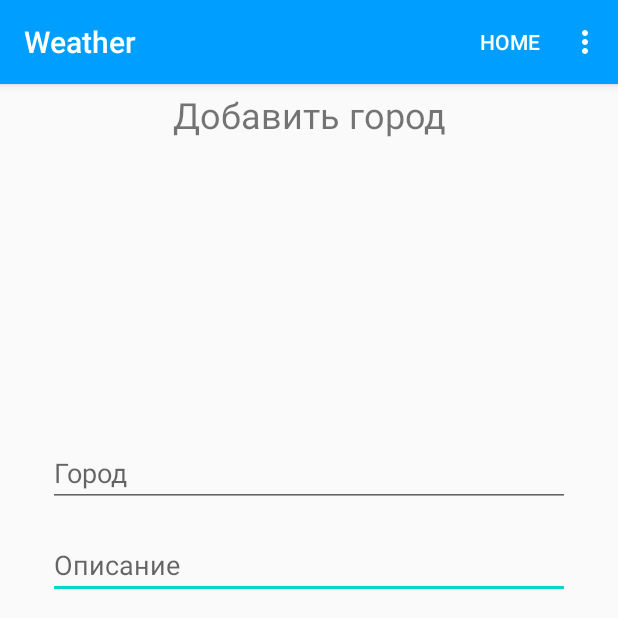
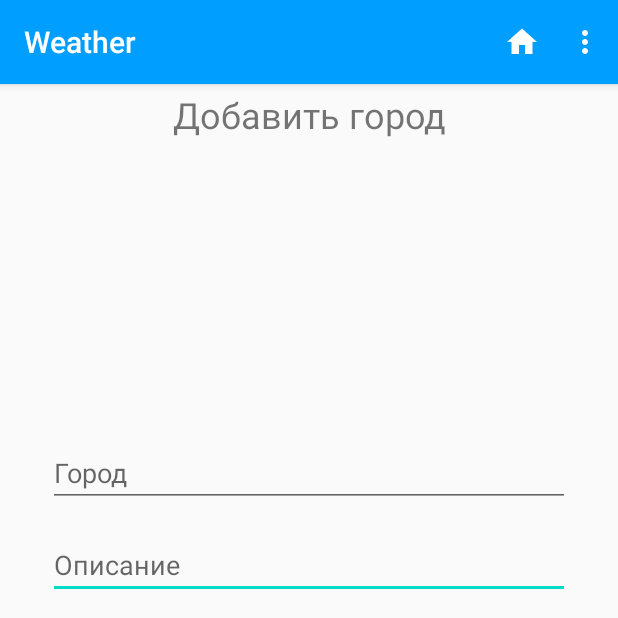
Before and after one commit to AleksKirienko/shift_stream, an Android app: the AddCityActivity screen opened directly, with no data from a screen before it, after a tap on "СОХРАНИТЬ", on a phone screen of 412 x 824 dp, the top half of it. Run offline under Robolectric (Android 15) with nearby library versions, the phone set to English and light mode, and no system bars.

Commit message:
Add home icon for menu and files for addCity

```diff
--- a/app/build.gradle
+++ b/app/build.gradle
@@ -37,6 +37,7 @@ android {
 dependencies {
     implementation fileTree(dir: "libs", include: ["*.jar"])
     implementation 'com.google.android.material:material:1.1.0'
+    implementation 'androidx.mediarouter:mediarouter:1.1.0'
 
     def lifecycle_version = "2.2.0"
     implementation "androidx.lifecycle:lifecycle-viewmodel-ktx:$lifecycle_version"
--- a/app/src/main/AndroidManifest.xml
+++ b/app/src/main/AndroidManifest.xml
@@ -11,8 +11,8 @@
         android:roundIcon="@mipmap/ic_launcher_round"
         android:supportsRtl="true"
         android:theme="@style/AppTheme">
-        <activity android:name=".feature.weather.details.presentation.UpdateCityActivity"></activity>
-        <activity android:name=".feature.weather.cities.presentation.AddCityActivity"></activity>
+        <activity android:name=".feature.weather.update.UpdateCityActivity"></activity>
+        <activity android:name=".feature.weather.add.presentation.AddCityActivity"></activity>
         <activity android:name=".feature.weather.details.presentation.CityDetailActivity" />
         <activity android:name=".feature.weather.cities.presentation.CitiesActivity" />
         <activity android:name=".feature.main.presentation.MainActivity">
--- /dev/null
+++ b/app/src/main/java/shift/cft/weather/feature/weather/add/data/AddCityApi.kt
@@ -0,0 +1,9 @@
+package shift.cft.weather.feature.weather.add.data
+
+import retrofit2.http.POST
+import shift.cft.common.CreateCityDto
+
+interface AddCityApi {
+    @POST("/cities")
+    suspend fun addCity(createCityDto: CreateCityDto)
+}
--- /dev/null
+++ b/app/src/main/java/shift/cft/weather/feature/weather/add/data/NetworkAddCityDataSource.kt
@@ -0,0 +1,13 @@
+package shift.cft.weather.feature.weather.add.data
+
+interface NetworkAddCityDataSource {
+    suspend fun addCity()
+}
+
+class NetworkAddCityDataSourceImpl(private val api: AddCityApi) : NetworkAddCityDataSource {
+
+    override suspend fun addCity() {
+//        api.addCity()
+    }
+
+}
--- /dev/null
+++ b/app/src/main/java/shift/cft/weather/feature/weather/add/di/AddCityViewModelFactory.kt
@@ -0,0 +1,42 @@
+package shift.cft.weather.feature.weather.add.di
+
+import androidx.lifecycle.ViewModel
+import androidx.lifecycle.ViewModelProvider
+import okhttp3.OkHttpClient
+import okhttp3.logging.HttpLoggingInterceptor
+import retrofit2.Retrofit
+import retrofit2.converter.gson.GsonConverterFactory
+import shift.cft.weather.feature.weather.add.data.AddCityApi
+import shift.cft.weather.feature.weather.add.domain.AddCityUseCase
+import shift.cft.weather.feature.weather.add.presentation.AddCityViewModel
+import shift.cft.weather.feature.weather.cities.data.CitiesApi
+import shift.cft.weather.feature.weather.cities.data.CitiesRepositoryImpl
+import shift.cft.weather.feature.weather.cities.data.NetworkWeatherDataSourceImpl
+
+class AddCityViewModelFactory : ViewModelProvider.Factory {
+    override fun <T : ViewModel?> create(modelClass: Class<T>): T {
+
+        if (modelClass == AddCityViewModel::class.java) {
+
+            val interceptor = HttpLoggingInterceptor()
+            interceptor.level = HttpLoggingInterceptor.Level.BODY
+            val client = OkHttpClient.Builder()
+                .addInterceptor(interceptor)
+                .build()
+            val retrofit = Retrofit.Builder()
+                .baseUrl("https://shift-weather-back.herokuapp.com/")
+                .addConverterFactory(GsonConverterFactory.create())
+                .client(client)
+                .build()
+
+            val api = retrofit.create(AddCityApi::class.java)
+
+//            val networkDataSource = NetworkWeatherDataSourceImpl(api)
+//            val citiesRepository = CitiesRepositoryImpl(networkDataSource)
+            val addCityUseCase = AddCityUseCase()
+            return AddCityViewModel(addCityUseCase) as T
+        } else {
+            error("Unexpected class $modelClass")
+        }
+    }
+}
--- /dev/null
+++ b/app/src/main/java/shift/cft/weather/feature/weather/add/domain/AddCityUseCase.kt
@@ -0,0 +1,11 @@
+package shift.cft.weather.feature.weather.add.domain
+
+import kotlinx.coroutines.delay
+
+class AddCityUseCase {
+
+    suspend operator fun invoke(title: String, description: String, temperature: String) {
+        delay(3000)
+    }
+
+}
--- a/app/src/main/java/shift/cft/weather/feature/weather/cities/presentation/AddCityActivity.kt
+++ b/app/src/main/java/shift/cft/weather/feature/weather/add/presentation/AddCityActivity.kt
@@ -1,4 +1,4 @@
-package shift.cft.weather.feature.weather.cities.presentation
+package shift.cft.weather.feature.weather.add.presentation
 
 import android.content.Intent
 import androidx.appcompat.app.AppCompatActivity
@@ -6,15 +6,23 @@ import android.os.Bundle
 import android.view.Menu
 import android.view.MenuItem
 import android.widget.Toast
+import androidx.activity.viewModels
+import androidx.core.view.isVisible
+import androidx.lifecycle.Observer
 import kotlinx.android.synthetic.main.activity_add_city.*
 import shift.cft.weather.R
 import shift.cft.weather.feature.main.presentation.MainActivity
+import shift.cft.weather.feature.weather.add.di.AddCityViewModelFactory
+import shift.cft.weather.feature.weather.cities.presentation.CitiesActivity
 
 class AddCityActivity : AppCompatActivity() {
 
     private var createTitle: String? = null
     private var createDescription: String? = null
     private var createTemperature: String? = null
+    private val viewModel: AddCityViewModel by viewModels {
+        AddCityViewModelFactory()
+    }
 
     override fun onCreate(savedInstanceState: Bundle?) {
         super.onCreate(savedInstanceState)
@@ -22,9 +30,11 @@ class AddCityActivity : AppCompatActivity() {
 
         saveButton.setOnClickListener {
 
-            createTitle = addTitle.text.toString()
-            createDescription = addDescription.text.toString()
-            createTemperature = addTemperature.text.toString()
+            createTitle = addTitle.text?.toString()
+            createDescription = addDescription.text?.toString()
+            createTemperature = addTemperature.text?.toString()
+
+            viewModel.addCity(createTitle, createDescription, createTemperature)
 
             if (createTitle == "" || createDescription == "" || createTemperature == "") {
                 Toast.makeText(this, "Вы заполнили не все поля!", Toast.LENGTH_SHORT).show()
@@ -38,6 +48,26 @@ class AddCityActivity : AppCompatActivity() {
                 startActivity(Intent(this, CitiesActivity::class.java))
             }
         }
+
+        viewModel.isLoading.observe(this, Observer { isLoading ->
+            addCityContainer.isVisible = !isLoading
+            progressBar.isVisible = isLoading
+        })
+        viewModel.emptyTitleEvent.observe(this, Observer {
+            Toast.makeText(this, "Город не указан", Toast.LENGTH_SHORT).show()
+        })
+        viewModel.emptyDescriptionEvent.observe(this, Observer {
+            Toast.makeText(this, "Отсутствует описание", Toast.LENGTH_SHORT).show()
+        })
+        viewModel.emptyTemperatureEvent.observe(this, Observer {
+            Toast.makeText(this, "Температура не указана", Toast.LENGTH_SHORT).show()
+        })
+        viewModel.addWeatherErrorEvent.observe(this, Observer {
+            Toast.makeText(this, "Ошибка, попробуй ещё раз!", Toast.LENGTH_SHORT).show()
+        })
+        viewModel.addWeatherSuccessEvent.observe(this, Observer {
+            Toast.makeText(this, "Город добавлен!", Toast.LENGTH_SHORT).show()
+        })
     }
 
     override fun onCreateOptionsMenu(menu: Menu?): Boolean {
--- /dev/null
+++ b/app/src/main/java/shift/cft/weather/feature/weather/add/presentation/AddCityViewModel.kt
@@ -0,0 +1,49 @@
+package shift.cft.weather.feature.weather.add.presentation
+
+import androidx.lifecycle.MutableLiveData
+import androidx.lifecycle.ViewModel
+import androidx.lifecycle.viewModelScope
+import kotlinx.coroutines.launch
+import shift.cft.weather.feature.util.viewmodel.SingleLiveEvent
+import shift.cft.weather.feature.weather.add.domain.AddCityUseCase
+import java.lang.Exception
+
+class AddCityViewModel(
+    private val addCiryUseCase: AddCityUseCase
+) : ViewModel() {
+
+    val isLoading = MutableLiveData<Boolean>(false)
+    val emptyTitleEvent = SingleLiveEvent<Unit>()
+    val emptyDescriptionEvent = SingleLiveEvent<Unit>()
+    val emptyTemperatureEvent = SingleLiveEvent<Unit>()
+    val addWeatherErrorEvent = SingleLiveEvent<Unit>()
+    val addWeatherSuccessEvent = SingleLiveEvent<Unit>()
+
+    fun addCity(
+        title: String?,
+        description: String?,
+        temperature: String?
+    ) {
+
+        when {
+            title.isNullOrEmpty() -> emptyTitleEvent(Unit)
+            description.isNullOrEmpty() -> emptyDescriptionEvent(Unit)
+            temperature.isNullOrEmpty() -> emptyTemperatureEvent(Unit)
+            else -> {
+                isLoading.value = true
+                viewModelScope.launch {
+                    try {
+                        addCiryUseCase(title, description, temperature)
+                        addWeatherSuccessEvent(Unit)
+                    } catch (e: Exception) {
+                        addWeatherErrorEvent(Unit)
+                    }
+                    isLoading.value = false
+                }
+            }
+        }
+
+
+    }
+
+}
--- a/app/src/main/java/shift/cft/weather/feature/weather/cities/data/CitiesApi.kt
+++ b/app/src/main/java/shift/cft/weather/feature/weather/cities/data/CitiesApi.kt
@@ -12,8 +12,8 @@ interface CitiesApi {
     @GET("/cities")
     suspend fun getAll(): List<Info>
 
-    @POST("/cities")
-    suspend fun addCity(createCityDto: CreateCityDto)
+//    @POST("/cities")
+//    suspend fun addCity(createCityDto: CreateCityDto)
 
     @DELETE("/cities")
     suspend fun deleteCity(id: Long)
--- a/app/src/main/java/shift/cft/weather/feature/weather/cities/presentation/CitiesActivity.kt
+++ b/app/src/main/java/shift/cft/weather/feature/weather/cities/presentation/CitiesActivity.kt
@@ -4,7 +4,6 @@ import android.content.Intent
 import android.os.Bundle
 import android.view.Menu
 import android.view.MenuItem
-import android.widget.Toast
 import androidx.activity.viewModels
 import androidx.appcompat.app.AppCompatActivity
 import androidx.lifecycle.Observer
@@ -13,6 +12,7 @@ import kotlinx.android.synthetic.main.activity_weather.*
 import shift.cft.common.Info
 import shift.cft.weather.R
 import shift.cft.weather.feature.main.presentation.MainActivity
+import shift.cft.weather.feature.weather.add.presentation.AddCityActivity
 import shift.cft.weather.feature.weather.cities.di.CityViewModelFactory
 import shift.cft.weather.feature.weather.details.presentation.CityDetailActivity
 
--- a/app/src/main/java/shift/cft/weather/feature/weather/details/presentation/CityDetailActivity.kt
+++ b/app/src/main/java/shift/cft/weather/feature/weather/details/presentation/CityDetailActivity.kt
@@ -11,6 +11,7 @@ import shift.cft.common.Info
 import shift.cft.weather.R
 import shift.cft.weather.feature.main.presentation.MainActivity
 import shift.cft.weather.feature.weather.cities.presentation.CitiesActivity
+import shift.cft.weather.feature.weather.update.UpdateCityActivity
 
 @Suppress("DEPRECATION")
 class CityDetailActivity : AppCompatActivity() {
--- a/app/src/main/java/shift/cft/weather/feature/weather/details/presentation/UpdateCityActivity.kt
+++ b/app/src/main/java/shift/cft/weather/feature/weather/update/UpdateCityActivity.kt
@@ -1,4 +1,4 @@
-package shift.cft.weather.feature.weather.details.presentation
+package shift.cft.weather.feature.weather.update
 
 import android.content.Intent
 import androidx.appcompat.app.AppCompatActivity
--- /dev/null
+++ b/app/src/main/res/drawable/ic_baseline_home_24.xml
@@ -0,0 +1,10 @@
+<vector xmlns:android="http://schemas.android.com/apk/res/android"
+    android:width="24dp"
+    android:height="24dp"
+    android:viewportWidth="24"
+    android:viewportHeight="24"
+    android:tint="?attr/colorControlNormal">
+  <path
+      android:fillColor="@android:color/white"
+      android:pathData="M10,20v-6h4v6h5v-8h3L12,3 2,12h3v8z"/>
+</vector>
--- a/app/src/main/res/layout/activity_add_city.xml
+++ b/app/src/main/res/layout/activity_add_city.xml
@@ -3,9 +3,10 @@
     xmlns:android="http://schemas.android.com/apk/res/android"
     xmlns:app="http://schemas.android.com/apk/res-auto"
     xmlns:tools="http://schemas.android.com/tools"
+    android:id="@+id/addCityContainer"
     android:layout_width="match_parent"
     android:layout_height="match_parent"
-    tools:context=".feature.weather.cities.presentation.AddCityActivity">
+    tools:context=".feature.weather.add.presentation.AddCityActivity">
 
     <EditText
         android:id="@+id/addDescription"
@@ -74,4 +75,16 @@
         app:layout_constraintStart_toStartOf="parent"
         app:layout_constraintTop_toBottomOf="@+id/textView4" />
 
+    <ProgressBar
+        android:id="@+id/progressBar"
+        style="?android:attr/progressBarStyle"
+        android:layout_width="wrap_content"
+        android:layout_height="wrap_content"
+        app:layout_constraintBottom_toBottomOf="parent"
+        app:layout_constraintEnd_toEndOf="parent"
+        app:layout_constraintHorizontal_bias="0.498"
+        app:layout_constraintStart_toStartOf="parent"
+        app:layout_constraintTop_toTopOf="@+id/textView4"
+        app:layout_constraintVertical_bias="0.181" />
+
 </androidx.constraintlayout.widget.ConstraintLayout>
--- a/app/src/main/res/layout/activity_update_city.xml
+++ b/app/src/main/res/layout/activity_update_city.xml
@@ -4,7 +4,7 @@
     xmlns:tools="http://schemas.android.com/tools"
     android:layout_width="match_parent"
     android:layout_height="match_parent"
-    tools:context=".feature.weather.details.presentation.UpdateCityActivity">
+    tools:context=".feature.weather.update.UpdateCityActivity">
 
     <EditText
         android:id="@+id/updateTemperature"
--- a/app/src/main/res/menu/menu_main.xml
+++ b/app/src/main/res/menu/menu_main.xml
@@ -5,6 +5,7 @@
 
     <item
         android:id="@+id/action_home"
+        android:icon="@drawable/ic_baseline_home_24"
         android:orderInCategory="100"
         android:title="@string/action_home"
         app:showAsAction="ifRoom" />
```
Also changed, not shown: 1 other file.
